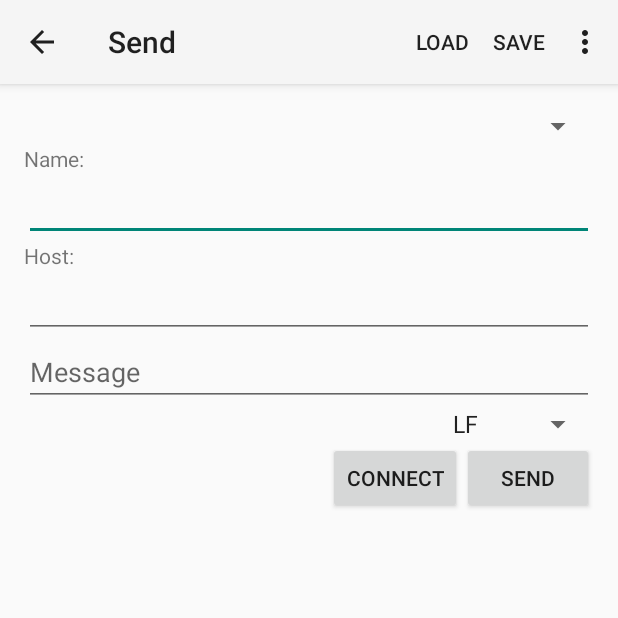
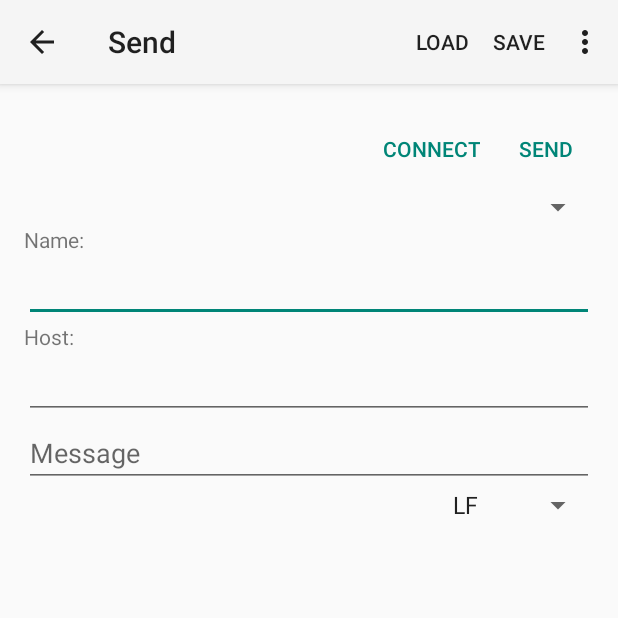
Before and after one commit to sfanxiang/tcpsender, an Android app: the screen it shows after launch (MainActivity), on a phone screen of 412 x 824 dp, the top half of it. Run offline under Robolectric (Android 15) with nearby library versions, the phone set to English and light mode, and no system bars; 2 statements that could not run were skipped.

Commit message:
send: move buttons to the top

```diff
--- a/app/build.gradle
+++ b/app/build.gradle
@@ -8,8 +8,8 @@ android {
         applicationId "io.github.sfanxiang.tcpsender"
         minSdkVersion 15
         targetSdkVersion 21
-        versionCode 2
-        versionName "1.1"
+        versionCode 3
+        versionName "1.2"
     }
     buildTypes {
         release {
--- a/app/src/main/res/layout/fragment_send.xml
+++ b/app/src/main/res/layout/fragment_send.xml
@@ -20,6 +20,29 @@
             android:layout_width="match_parent"
             android:layout_height="wrap_content"
             android:orientation="vertical">
+
+            <LinearLayout
+                style="?android:buttonBarStyle"
+                android:layout_width="match_parent"
+                android:layout_height="wrap_content"
+                android:gravity="right"
+                android:orientation="horizontal">
+
+                <Button
+                    android:id="@+id/button_Connect"
+                    style="?android:buttonBarButtonStyle"
+                    android:layout_width="wrap_content"
+                    android:layout_height="wrap_content"
+                    android:text="@string/string_connect" />
+
+                <Button
+                    android:id="@+id/button_Send"
+                    style="?android:buttonBarButtonStyle"
+                    android:layout_width="wrap_content"
+                    android:layout_height="wrap_content"
+                    android:text="@string/string_send" />
+
+            </LinearLayout>
 
             <Spinner
                 android:id="@+id/spinner"
@@ -65,25 +88,6 @@
                 android:layout_height="wrap_content"
                 android:layout_gravity="right" />
 
-            <LinearLayout
-                android:layout_width="match_parent"
-                android:layout_height="wrap_content"
-                android:gravity="right"
-                android:orientation="horizontal">
-
-                <Button
-                    android:id="@+id/button_Connect"
-                    android:layout_width="wrap_content"
-                    android:layout_height="wrap_content"
-                    android:text="@string/string_connect" />
-
-                <Button
-                    android:id="@+id/button_Send"
-                    android:layout_width="wrap_content"
-                    android:layout_height="wrap_content"
-                    android:text="@string/string_send" />
-            </LinearLayout>
-
         </LinearLayout>
     </ScrollView>
 
```
